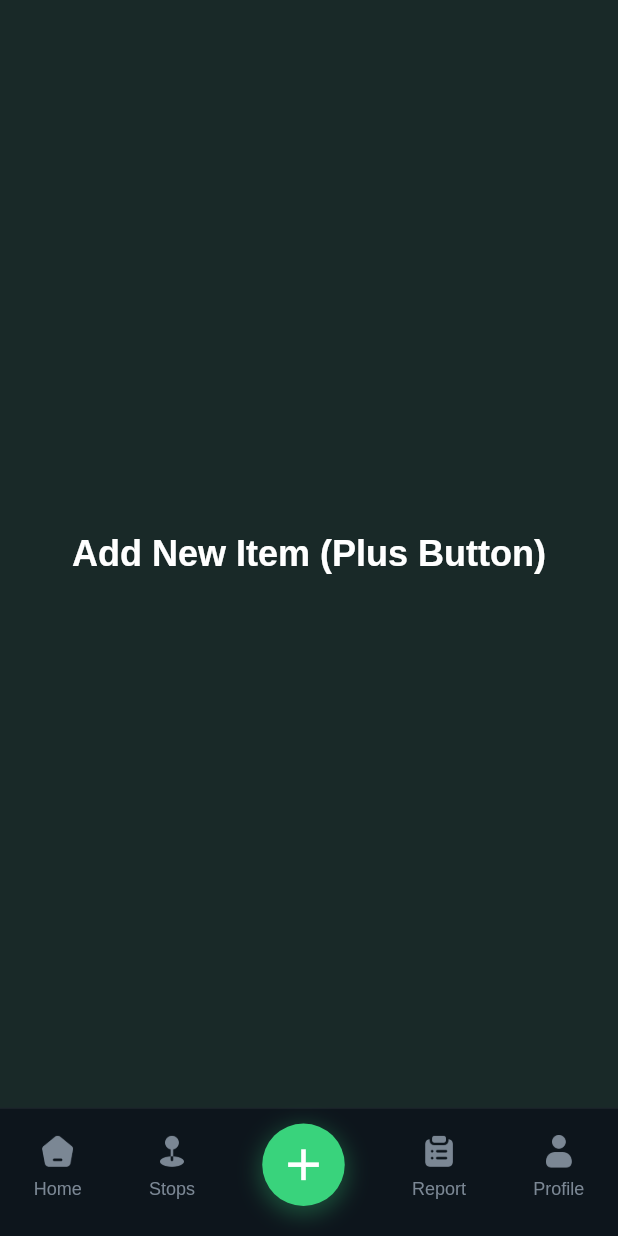
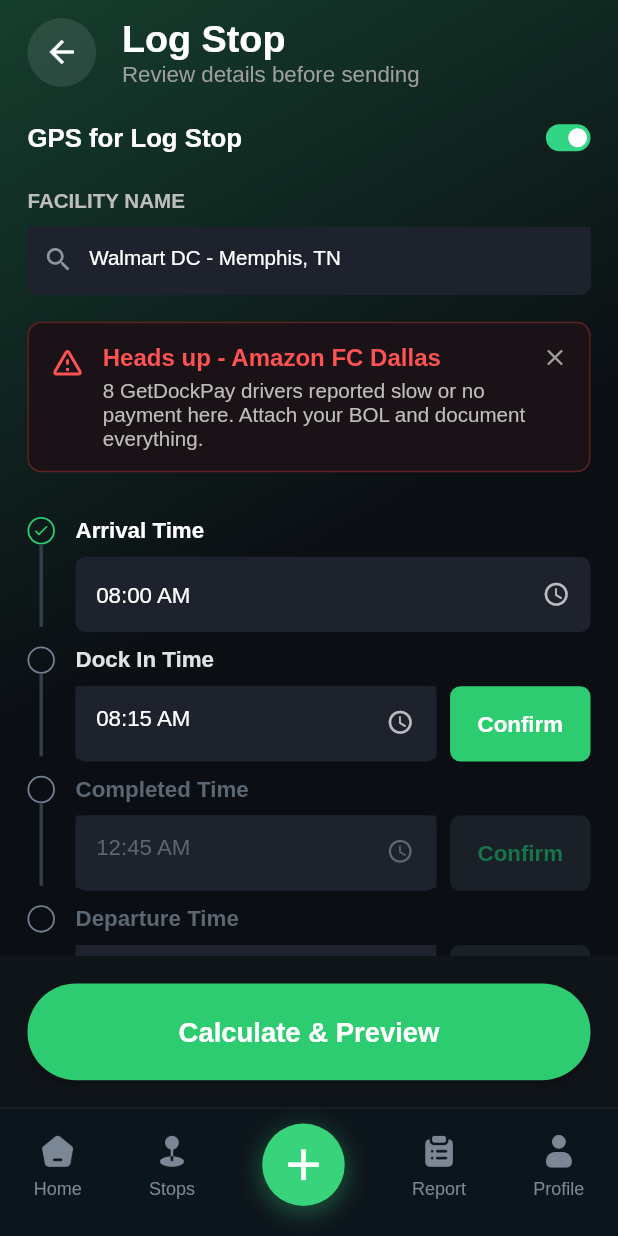
Before and after one commit to backbencherstudio/lukethompson13, a Flutter app: the ParentScreen screen opened directly, item 3 of the bottom bar chosen, on a phone screen of 412 x 824 dp. Run offline on Flutter 3.47's test engine with Material 3 defaults, Android fonts, the phone set to English and light mode, and no system bars; our stand-ins replace carousel_slider, connectivity_plus, dio, dotted_border, fl_chart, flutter_riverpod and 3 more; missing offline and left inert: otp_pin_field; accounts and stored records are empty.

Commit message:
log screen

```diff
--- /dev/null
+++ b/lib/presentation/log_screen/view/screen/log_screen.dart
@@ -0,0 +1,461 @@
+import 'package:dotted_border/dotted_border.dart';
+import 'package:flutter/material.dart';
+import 'package:flutter_screenutil/flutter_screenutil.dart';
+import 'package:lukethompson/core/resource/constants/color_manager.dart';
+
+class LogScreen extends StatefulWidget {
+  const LogScreen({super.key});
+
+  @override
+  State<LogScreen> createState() => _LogScreenState();
+}
+
+class _LogScreenState extends State<LogScreen> {
+  // কনফার্মেশন ট্র্যাকিং ভেরিয়েবল
+  bool isDockInConfirmed = false;
+  bool isCompletedConfirmed = false;
+  bool isDepartureConfirmed = false;
+  bool isGpsEnabled = true;
+
+  final TextEditingController facilityController = TextEditingController(text: 'Walmart DC - Memphis, TN');
+  final TextEditingController dockInController = TextEditingController(text: '08:15 AM');
+  final TextEditingController completedController = TextEditingController(text: '12:45 AM');
+  final TextEditingController departureController = TextEditingController(text: '01:00 PM');
+
+  @override
+  void dispose() {
+    facilityController.dispose();
+    dockInController.dispose();
+    completedController.dispose();
+    departureController.dispose();
+    super.dispose();
+  }
+
+  @override
+  Widget build(BuildContext context) {
+    return Scaffold(
+      backgroundColor: const Color(0xFF0F1419),
+      body: Container(
+        width: double.infinity,
+        height: double.infinity,
+        decoration: const BoxDecoration(
+          gradient: LinearGradient(
+            begin: Alignment.topLeft,
+            end: Alignment.center,
+            colors: [ColorManager.secondary, ColorManager.primary],
+          ),
+        ),
+        child: SafeArea(
+          child: Column(
+            children: [
+              // --- Custom Header (Same as original) ---
+              Padding(
+                padding: EdgeInsets.symmetric(horizontal: 16.w, vertical: 10.h),
+                child: Row(
+                  children: [
+                    CircleAvatar(
+                      radius: 20.r,
+                      backgroundColor: Colors.white.withOpacity(0.1),
+                      child: const Icon(Icons.arrow_back, color: Colors.white),
+                    ),
+                    SizedBox(width: 15.w),
+                    Column(
+                      crossAxisAlignment: CrossAxisAlignment.start,
+                      children: [
+                        Text("Log Stop", style: TextStyle(color: Colors.white, fontSize: 22.sp, fontWeight: FontWeight.bold)),
+                        Text("Review details before sending", style: TextStyle(color: Colors.grey.shade500, fontSize: 13.sp)),
+                      ],
+                    ),
+                  ],
+                ),
+              ),
+
+              Expanded(
+                child: SingleChildScrollView(
+                  padding: EdgeInsets.symmetric(horizontal: 16.w),
+                  child: Column(
+                    crossAxisAlignment: CrossAxisAlignment.start,
+                    children: [
+                      SizedBox(height: 10.h),
+                      // --- GPS Switch (Same as original) ---
+                      Row(
+                        mainAxisAlignment: MainAxisAlignment.spaceBetween,
+                        children: [
+                          Text("GPS for Log Stop", style: TextStyle(color: Colors.white, fontSize: 15.sp, fontWeight: FontWeight.w600)),
+                          GestureDetector(
+                            onTap: () => setState(() => isGpsEnabled = !isGpsEnabled),
+                            child: AnimatedContainer(
+                              duration: const Duration(milliseconds: 180),
+                              width: 26.w,
+                              height: 15.h,
+                              padding: EdgeInsets.symmetric(horizontal: 2.w),
+                              decoration: BoxDecoration(
+                                color: isGpsEnabled ? const Color(0xFF32D583) : const Color(0xFF3B4752),
+                                borderRadius: BorderRadius.circular(999.r),
+                              ),
+                              alignment: isGpsEnabled ? Alignment.centerRight : Alignment.centerLeft,
+                              child: Container(
+                                width: 11.w,
+                                height: 11.w,
+                                decoration: const BoxDecoration(
+                                  color: Colors.white,
+                                  shape: BoxShape.circle,
+                                ),
+                              ),
+                            ),
+                          ),
+                        ],
+                      ),
+                      SizedBox(height: 20.h),
+
+                      // --- Facility Name & Warning (Same as original) ---
+                      Text("FACILITY NAME", style: TextStyle(color: Colors.grey.shade400, fontSize: 12.sp, fontWeight: FontWeight.bold)),
+                      SizedBox(height: 8.h),
+                      Container(
+                        height: 38.h,
+                        decoration: BoxDecoration(color: const Color(0xFF1E222C), borderRadius: BorderRadius.circular(6.r)),
+                        child: TextField(
+                          controller: facilityController,
+                          style: TextStyle(color: Colors.white, fontSize: 12.sp, fontWeight: FontWeight.w500),
+                          decoration: InputDecoration(
+                            isDense: true,
+                            filled: true,
+                            fillColor: const Color(0xFF1E222C),
+                            hintText: 'Facility name',
+                            hintStyle: TextStyle(color: const Color(0xFF8B95A1), fontSize: 12.sp),
+                            border: InputBorder.none,
+                            enabledBorder: InputBorder.none,
+                            focusedBorder: InputBorder.none,
+                            disabledBorder: InputBorder.none,
+                            contentPadding: EdgeInsets.symmetric(vertical: 11.h),
+                            prefixIcon: Icon(Icons.search, color: const Color(0xFF8B95A1), size: 18.sp),
+                            prefixIconConstraints: BoxConstraints(minWidth: 36.w),
+                          ),
+                        ),
+                      ),
+                      SizedBox(height: 15.h),
+                      Container(
+                        padding: EdgeInsets.all(12.w),
+                        decoration: BoxDecoration(
+                          color: const Color(0xFF1A1217),
+                          borderRadius: BorderRadius.circular(8.r),
+                          border: Border.all(color: Colors.red.withOpacity(0.3)),
+                        ),
+                        child: Row(
+                          crossAxisAlignment: CrossAxisAlignment.start,
+                          children: [
+                            const Icon(Icons.warning_amber_rounded, color: Colors.redAccent),
+                            SizedBox(width: 10.w),
+                            Expanded(
+                              child: Column(
+                                crossAxisAlignment: CrossAxisAlignment.start,
+                                children: [
+                                  Text("Heads up - Amazon FC Dallas", style: TextStyle(color: Colors.redAccent, fontWeight: FontWeight.bold, fontSize: 14.sp)),
+                                  SizedBox(height: 4.h),
+                                  Text("8 GetDockPay drivers reported slow or no payment here. Attach your BOL and document everything.", style: TextStyle(color: Colors.grey.shade400, fontSize: 12.sp)),
+                                ],
+                              ),
+                            ),
+                            const Icon(Icons.close, color: Colors.grey, size: 18),
+                          ],
+                        ),
+                      ),
+                      SizedBox(height: 25.h),
+
+                      Padding(
+                        padding: EdgeInsets.only(bottom: 8.h),
+                        child: Row(
+                          crossAxisAlignment: CrossAxisAlignment.start,
+                          children: [
+                            Column(
+                              children: [
+                                _buildTimelineDot(isActive: true),
+                                Container(
+                                  width: 2.w,
+                                  height: 46.h,
+                                  color: isDockInConfirmed ? const Color(0xFF2ECC71) : const Color(0xFF32404C),
+                                ),
+                              ],
+                            ),
+                            SizedBox(width: 12.w),
+                            Expanded(
+                              child: Column(
+                                crossAxisAlignment: CrossAxisAlignment.start,
+                                children: [
+                                  Text(
+                                    'Arrival Time',
+                                    style: TextStyle(
+                                      color: Colors.white,
+                                      fontSize: 13.sp,
+                                      fontWeight: FontWeight.w700,
+                                    ),
+                                  ),
+                                  SizedBox(height: 8.h),
+                                  _buildStaticTimeField('08:00 AM'),
+                                ],
+                              ),
+                            ),
+                          ],
+                        ),
+                      ),
+                      _buildEditableTimelineItem(
+                        title: 'Dock In Time',
+                        controller: dockInController,
+                        isConfirmed: isDockInConfirmed,
+                        isEnabled: true,
+                        showConnector: true,
+                        nextStepConfirmed: isCompletedConfirmed,
+                        onConfirm: () {
+                          if (dockInController.text.trim().isNotEmpty) {
+                            setState(() => isDockInConfirmed = true);
+                          }
+                        },
+                      ),
+                      _buildEditableTimelineItem(
+                        title: 'Completed Time',
+                        controller: completedController,
+                        isConfirmed: isCompletedConfirmed,
+                        isEnabled: isDockInConfirmed,
+                        showConnector: true,
+                        nextStepConfirmed: isDepartureConfirmed,
+                        onConfirm: () {
+                          if (isDockInConfirmed && completedController.text.trim().isNotEmpty) {
+                            setState(() => isCompletedConfirmed = true);
+                          }
+                        },
+                      ),
+                      _buildEditableTimelineItem(
+                        title: 'Departure Time',
+                        controller: departureController,
+                        isConfirmed: isDepartureConfirmed,
+                        isEnabled: isCompletedConfirmed,
+                        showConnector: false,
+                        nextStepConfirmed: false,
+                        onConfirm: () {
+                          if (isCompletedConfirmed && departureController.text.trim().isNotEmpty) {
+                            setState(() => isDepartureConfirmed = true);
+                          }
+                        },
+                      ),
+
+                      SizedBox(height: 25.h),
+
+                      Text("Attachments", style: TextStyle(color: const Color.fromARGB(255, 214, 213, 213), fontSize: 16.sp, fontWeight: FontWeight.bold)),
+                      SizedBox(height: 12.h),
+                      DottedBorder(
+                        color: const Color(0xFF2D343C),
+                        strokeWidth: 1.5,
+                        dashPattern: const [6, 4],
+                        borderType: BorderType.RRect,
+                        radius: Radius.circular(15.r),
+                        child: Container(
+                          width: double.infinity,
+                          padding: EdgeInsets.symmetric(vertical: 20.h),
+                          decoration: BoxDecoration(color: const Color(0xFF111821), borderRadius: BorderRadius.circular(15.r)),
+                          child: Column(
+                            children: [
+                              Container(height: 45.w, width: 45.w, decoration: const BoxDecoration(color: Color(0xFF0F2623), shape: BoxShape.circle), child: const Icon(Icons.cloud_upload, color: Color(0xFF00C853), size: 24)),
+                              SizedBox(height: 12.h),
+                              Text("Tap to upload photo", style: TextStyle(color: const Color(0xFF00C853), fontSize: 14.sp, fontWeight: FontWeight.w600)),
+                              SizedBox(height: 4.h),
+                              Text("PNG, JPG or PDF (max. 800x400px)", style: TextStyle(color: const Color(0xFF6C757D), fontSize: 12.sp)),
+                              SizedBox(height: 15.h),
+                              Row(
+                                children: [
+                                  Expanded(child: Divider(color: const Color(0xFF2D343C), indent: 40.w, endIndent: 10.w)),
+                                  Text("or", style: TextStyle(color: const Color(0xFF6C757D), fontSize: 12.sp)),
+                                  Expanded(child: Divider(color: const Color(0xFF2D343C), indent: 10.w, endIndent: 40.w)),
+                                ],
+                              ),
+                              SizedBox(height: 15.h),
+                              Container(
+                                padding: EdgeInsets.symmetric(horizontal: 25.w, vertical: 8.h),
+                                decoration: BoxDecoration(borderRadius: BorderRadius.circular(20.r), border: Border.all(color: const Color(0xFF00C853), width: 1)),
+                                child: Text("Open Camera", style: TextStyle(color: const Color(0xFF00C853), fontSize: 14.sp, fontWeight: FontWeight.w500)),
+                              ),
+                            ],
+                          ),
+                        ),
+                      ),
+                      SizedBox(height: 100.h),
+                    ],
+                  ),
+                ),
+              ),
+            ],
+          ),
+        ),
+      ),
+      floatingActionButtonLocation: FloatingActionButtonLocation.centerDocked,
+      floatingActionButton: Container(
+        width: double.infinity,
+        padding: EdgeInsets.all(16.w),
+        color: const Color(0xFF0F1419),
+        child: ElevatedButton(
+          onPressed: () {},
+          style: ElevatedButton.styleFrom(
+            backgroundColor: const Color(0xFF2ECC71),
+            minimumSize: Size(double.infinity, 54.h),
+            shape: RoundedRectangleBorder(borderRadius: BorderRadius.circular(30.r)),
+          ),
+          child: Text("Calculate & Preview", style: TextStyle(color: Colors.white, fontSize: 16.sp, fontWeight: FontWeight.bold)),
+        ),
+      ),
+    );
+  }
+
+  Widget _buildEditableTimelineItem({
+    required String title,
+    required TextEditingController controller,
+    required bool isConfirmed,
+    required bool isEnabled,
+    required bool showConnector,
+    required bool nextStepConfirmed,
+    required VoidCallback onConfirm,
+  }) {
+    final Color activeColor = const Color(0xFF2ECC71);
+    final Color disabledTextColor = const Color(0xFF5B6773);
+
+    return Padding(
+      padding: EdgeInsets.only(bottom: 8.h),
+      child: Row(
+        crossAxisAlignment: CrossAxisAlignment.start,
+        children: [
+          Column(
+            children: [
+              _buildTimelineDot(isActive: isConfirmed),
+              if (showConnector)
+                Container(
+                  width: 2.w,
+                  height: 46.h,
+                  color: nextStepConfirmed ? activeColor : const Color(0xFF32404C),
+                ),
+            ],
+          ),
+          SizedBox(width: 12.w),
+          Expanded(
+            child: Column(
+              crossAxisAlignment: CrossAxisAlignment.start,
+              children: [
+                Text(
+                  title,
+                  style: TextStyle(
+                    color: isEnabled || isConfirmed ? Colors.white.withOpacity(0.88) : disabledTextColor,
+                    fontSize: 13.sp,
+                    fontWeight: FontWeight.w700,
+                  ),
+                ),
+                SizedBox(height: 8.h),
+                Row(
+                  children: [
+                    Expanded(
+                      child: Container(
+                        height: 42.h,
+                        decoration: BoxDecoration(
+                          color: const Color(0xFF1E222C),
+                          borderRadius: BorderRadius.circular(6.r),
+                        ),
+                        child: TextField(
+                          controller: controller,
+                          enabled: isEnabled && !isConfirmed,
+                          style: TextStyle(
+                            color: isEnabled || isConfirmed ? Colors.white: disabledTextColor,
+                            fontSize: 13.sp,
+                            fontWeight: FontWeight.w500,
+                          ),
+                          decoration: InputDecoration(
+                            isDense: true,
+                            filled: true,
+                            fillColor: const Color(0xFF1E222C),
+                            hintText: controller.text,
+                            hintStyle: TextStyle(color: disabledTextColor, fontSize: 13.sp),
+                            border: InputBorder.none,
+                            enabledBorder: InputBorder.none,
+                            focusedBorder: InputBorder.none,
+                            disabledBorder: InputBorder.none,
+                            contentPadding: EdgeInsets.symmetric(horizontal: 12.w, vertical: 11.h),
+                            suffixIcon: Icon(
+                              Icons.access_time,
+                              size: 16.sp,
+                              color: isEnabled || isConfirmed ? Colors.white70 : disabledTextColor,
+                            ),
+                          ),
+                        ),
+                      ),
+                    ),
+                    SizedBox(width: 8.w),
+                    GestureDetector(
+                      onTap: isConfirmed ? null : onConfirm,
+                      child: Container(
+                        height: 42.h,
+                        padding: EdgeInsets.symmetric(horizontal: 16.w),
+                        decoration: BoxDecoration(
+                          color: isConfirmed || isEnabled ? activeColor : const Color(0xFF1A2028),
+                          borderRadius: BorderRadius.circular(6.r),
+                        ),
+                        alignment: Alignment.center,
+                        child: Text(
+                          'Confirm',
+                          style: TextStyle(
+                            color: isConfirmed || isEnabled ? Colors.white : const Color(0xFF17754B),
+                            fontSize: 13.sp,
+                            fontWeight: FontWeight.w700,
+                          ),
+                        ),
+                      ),
+                    ),
+                  ],
+                ),
+              ],
+            ),
+          ),
+        ],
+      ),
+    );
+  }
+
+  Widget _buildTimelineDot({required bool isActive}) {
+    final Color color = isActive ? const Color(0xFF2ECC71) : const Color(0xFF738091);
+
+    return Container(
+      width: 16.w,
+      height: 16.w,
+      decoration: BoxDecoration(
+        shape: BoxShape.circle,
+        border: Border.all(color: color, width: 1.2),
+      ),
+      child: isActive
+          ? Icon(
+              Icons.check,
+              size: 10.sp,
+              color: color,
+            )
+          : null,
+    );
+  }
+
+  Widget _buildStaticTimeField(String value) {
+    return Container(
+      height: 42.h,
+      decoration: BoxDecoration(
+        color: const Color(0xFF1E222C),
+        borderRadius: BorderRadius.circular(6.r),
+      ),
+      padding: EdgeInsets.symmetric(horizontal: 12.w),
+      child: Row(
+        mainAxisAlignment: MainAxisAlignment.spaceBetween,
+        children: [
+          Text(
+            value,
+            style: TextStyle(
+              color: Colors.white,
+              fontSize: 13.sp,
+              fontWeight: FontWeight.w500,
+            ),
+          ),
+          Icon(Icons.access_time, size: 16.sp, color: Colors.white70),
+        ],
+      ),
+    );
+  }
+}
--- a/lib/presentation/parent_screen/parent_screen.dart
+++ b/lib/presentation/parent_screen/parent_screen.dart
@@ -4,6 +4,7 @@
 import 'package:flutter_screenutil/flutter_screenutil.dart';
 import 'package:lukethompson/core/resource/constants/icon_manager.dart';
 import 'package:lukethompson/presentation/home_screen/view/screen/homeScreen.dart';
+import 'package:lukethompson/presentation/log_screen/view/screen/log_screen.dart';
 import 'package:lukethompson/presentation/stops/view/screen/stops_screen.dart';
 
 
@@ -29,7 +30,7 @@
   final List<Widget> _screens = [
     Homescreen(),
     StopsScreen(),
-    const _PlaceholderScreen(title: "Add New Item (Plus Button)", color: Colors.green),
+   LogScreen (),
     const _PlaceholderScreen(title: "Report Screen", color: Colors.teal),
     const _PlaceholderScreen(title: "Profile Screen", color: Colors.brown),
   ];
--- a/pubspec.yaml
+++ b/pubspec.yaml
@@ -52,6 +52,7 @@
   otp_pin_field: ^1.4.1
   carousel_slider: ^5.1.2
   fl_chart: ^0.66.0
+  dotted_border: ^2.1.0
 
 dev_dependencies:
   flutter_test:
```
Also changed, not shown: pubspec.lock.
